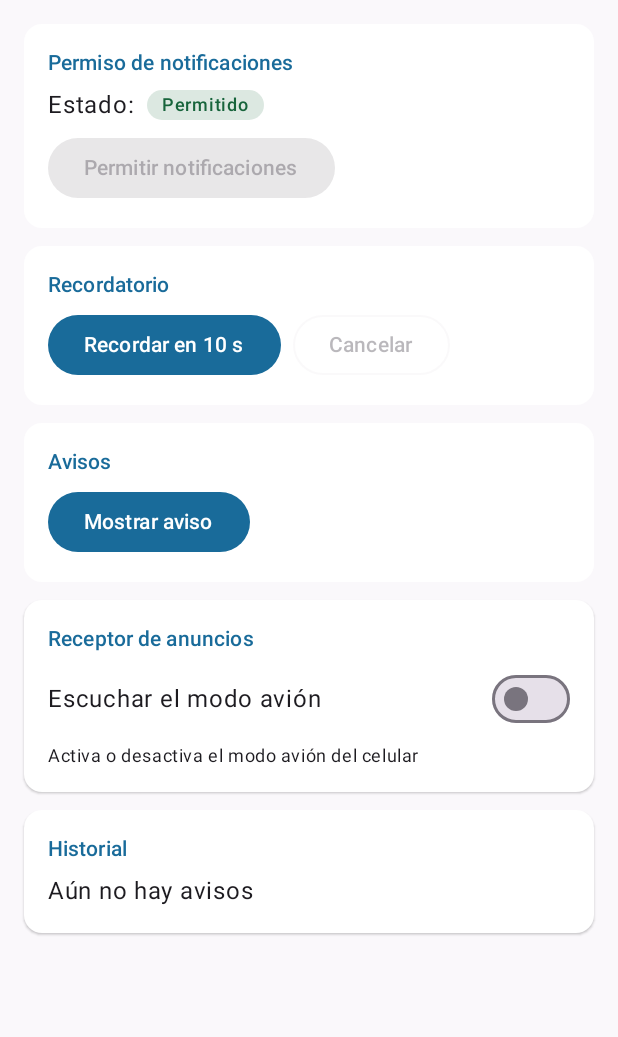
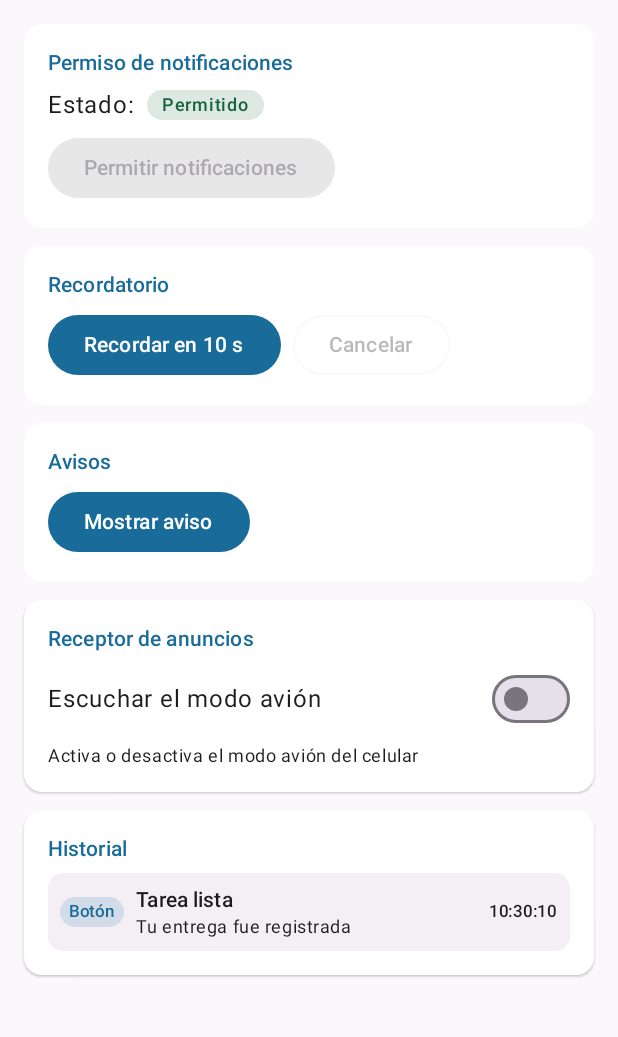
Before and after one commit to mayragarcia-dev/AvisosCampus, an Android app built with Jetpack Compose: the screen it shows after launch (MainActivity), after a tap on "Mostrar aviso", on a phone screen of 412 x 824 dp, the part 96-1133 px from its top. Run offline under Robolectric (Android 15) with nearby library versions, the phone set to English and light mode, and no system bars.

Commit message:
feat(ui): agrega historial de avisos

```diff
--- /dev/null
+++ b/app/src/main/java/com/garcia/avisoscampus/ui/HistorialAvisos.kt
@@ -0,0 +1,68 @@
+package com.garcia.avisoscampus.ui
+
+import androidx.compose.foundation.layout.Arrangement
+import androidx.compose.foundation.layout.Column
+import androidx.compose.foundation.layout.Row
+import androidx.compose.foundation.layout.fillMaxWidth
+import androidx.compose.foundation.layout.padding
+import androidx.compose.foundation.shape.CircleShape
+import androidx.compose.foundation.shape.RoundedCornerShape
+import androidx.compose.material3.MaterialTheme
+import androidx.compose.material3.Surface
+import androidx.compose.material3.Text
+import androidx.compose.runtime.Composable
+import androidx.compose.ui.Alignment
+import androidx.compose.ui.Modifier
+import androidx.compose.ui.graphics.Color
+import androidx.compose.ui.unit.dp
+import com.garcia.avisoscampus.model.Aviso
+import com.garcia.avisoscampus.model.Origen
+
+@Composable
+fun HistorialAvisos(avisos: List<Aviso>) {
+    TarjetaAvisos("Historial") {
+        if (avisos.isEmpty()) {
+            Text("Sin avisos todavía")
+        } else {
+            avisos.take(20).forEach { aviso -> FilaAviso(aviso) }
+        }
+    }
+}
+
+@Composable
+private fun FilaAviso(aviso: Aviso) {
+    val colorOrigen = when (aviso.origen) {
+        Origen.BOTON -> MaterialTheme.colorScheme.primary
+        Origen.RECORDATORIO -> Color(0xFF795100)
+        Origen.MODO_AVION -> Color(0xFF5A408A)
+    }
+
+    Surface(
+        modifier = Modifier.fillMaxWidth(),
+        shape = RoundedCornerShape(10.dp),
+        color = MaterialTheme.colorScheme.surfaceVariant.copy(alpha = 0.5f)
+    ) {
+        Row(
+            modifier = Modifier.padding(8.dp),
+            horizontalArrangement = Arrangement.spacedBy(8.dp),
+            verticalAlignment = Alignment.CenterVertically
+        ) {
+            Surface(
+                shape = CircleShape,
+                color = colorOrigen.copy(alpha = 0.15f),
+                contentColor = colorOrigen
+            ) {
+                Text(
+                    text = aviso.origen.texto,
+                    modifier = Modifier.padding(horizontal = 6.dp, vertical = 2.dp),
+                    style = MaterialTheme.typography.labelSmall
+                )
+            }
+            Column(modifier = Modifier.weight(1f)) {
+                Text(aviso.titulo, style = MaterialTheme.typography.labelLarge)
+                Text(aviso.texto, style = MaterialTheme.typography.bodySmall)
+            }
+            Text(aviso.hora, style = MaterialTheme.typography.labelSmall)
+        }
+    }
+}
--- a/app/src/main/java/com/garcia/avisoscampus/ui/PantallaAvisos.kt
+++ b/app/src/main/java/com/garcia/avisoscampus/ui/PantallaAvisos.kt
@@ -50,6 +50,7 @@ fun PantallaAvisos(vm: AvisosViewModel) {
     val permiso by vm.permiso.collectAsState()
     val faltan by vm.faltan.collectAsState()
     val escuchando by vm.escuchandoAvion.collectAsState()
+    val avisos by vm.avisos.collectAsState()
     val lanzador = rememberLauncherForActivityResult(
         ActivityResultContracts.RequestPermission(),
         vm::permisoRespondido
@@ -151,10 +152,7 @@ fun PantallaAvisos(vm: AvisosViewModel) {
                 Text("Activa o desactiva el modo avión del celular", style = MaterialTheme.typography.bodySmall)
             }
 
-            TarjetaAvisos("Historial") {
-                // TODO Paso 7: mostrar el historial del ViewModel.
-                Text("Aún no hay avisos")
-            }
+            HistorialAvisos(avisos)
         }
     }
 }
@@ -183,7 +181,7 @@ private fun EstadoPermiso(permiso: PermisoUi) {
 }
 
 @Composable
-private fun TarjetaAvisos(titulo: String, contenido: @Composable ColumnScope.() -> Unit) {
+internal fun TarjetaAvisos(titulo: String, contenido: @Composable ColumnScope.() -> Unit) {
     Card(
         modifier = Modifier.fillMaxWidth(),
         colors = CardDefaults.cardColors(containerColor = MaterialTheme.colorScheme.surface),
```
